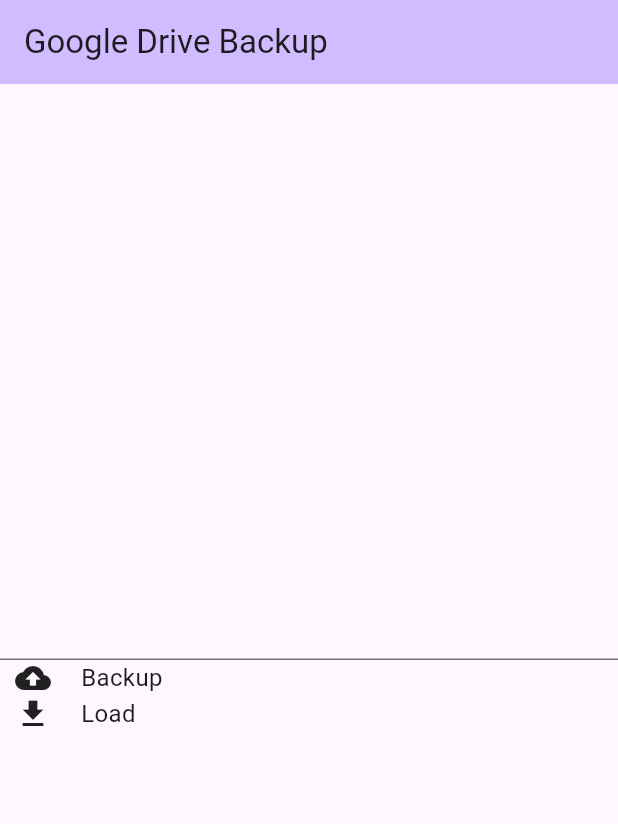
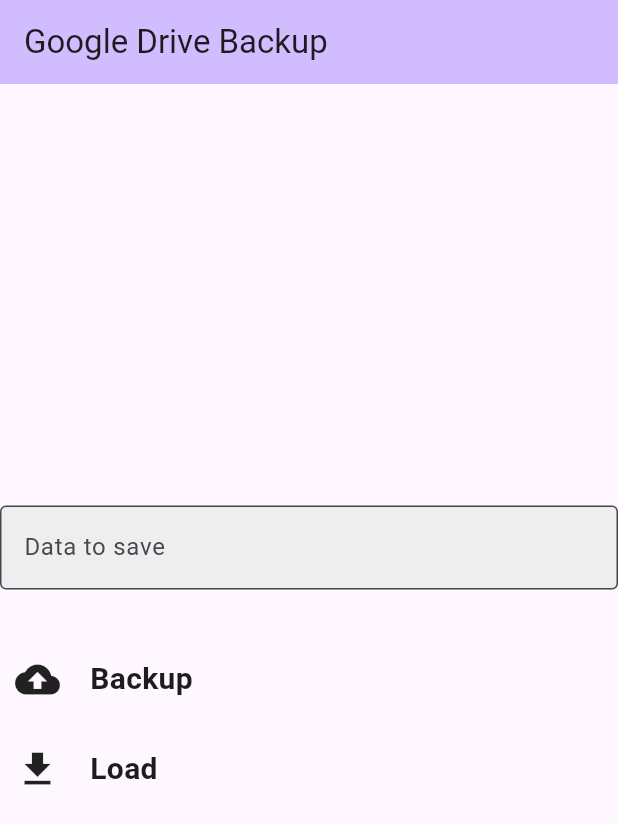
Before and after one commit to jhj0517/flutter-samples, a Flutter app: the screen it shows after launch, on a phone screen of 412 x 824 dp. Shown: the top 824 px of the screen. Run offline on Flutter 3.47's test engine with Material 3 defaults, Android fonts, the phone set to English and light mode, and no system bars; our stand-ins replace firebase_auth, firebase_core, google_sign_in, sign_in_with_apple, social_login_buttons; missing offline and left inert: googleapis; accounts and stored records are empty; generated files the repository leaves out were written again.

Commit message:
implement save, load

```diff
--- a/google_drive_backup/lib/providers/g_drive_provider.dart
+++ b/google_drive_backup/lib/providers/g_drive_provider.dart
@@ -18,7 +18,7 @@
 
 class GDriveProvider extends ChangeNotifier {
 
-  static const folderName = "AIBridge";
+  static const folderName = "GDrive_Backup_Sample_Folder";
   static const folderMime = "application/vnd.google-apps.folder";
 
   GDriveStatus _status = GDriveStatus.uninitialized;
@@ -76,9 +76,9 @@
       return;
     }
 
-    final folderId =  await _folderId();
-    gDriveFile.parents = [folderId!];
     try{
+      final folderId =  await _folderId();
+      gDriveFile.parents = [folderId!];
       await driveApi!.files.create(
         gDriveFile,
         uploadMedia: Media(localFile.openRead(), localFile.lengthSync()),
--- a/google_drive_backup/lib/views/home_page.dart
+++ b/google_drive_backup/lib/views/home_page.dart
@@ -42,7 +42,14 @@
               onChanged: (text) {
                 gDriveProvider.setText(text);
               },
+              decoration: InputDecoration(
+                hintText: "Data to save",
+                border: const OutlineInputBorder(),
+                filled: true,
+                fillColor: Colors.grey[200],
               ),
+            ),
+            const SizedBox(height: 30),
             InkWell(
               child: _buildUI("Backup", Icons.backup),
               onTap: () async {
@@ -60,24 +67,26 @@
       ),
     );
   }
-
-  Widget _buildUI(String label, IconData icon){
-    return Row(
+  Widget _buildUI(String label, IconData icon) {
+    return Padding(
+      padding: const EdgeInsets.symmetric(vertical: 15.0), // Adds padding around the row for a "fatter" appearance
+      child: Row(
         children: [
           const SizedBox(width: 10),
           Icon(
             icon,
-          size: 24,
+            size: 30, // Increase the icon size
           ),
           const SizedBox(width: 20),
           Text(
             label,
             style: const TextStyle(
-              fontSize: 16,
-              fontWeight: FontWeight.normal,
+              fontSize: 20, // Increase the font size
+              fontWeight: FontWeight.bold, // Make the text bold for more impact
             ),
           ),
         ],
+      ),
     );
   }
 }
```
Lines whose indentation alone changed are shown as unchanged.
